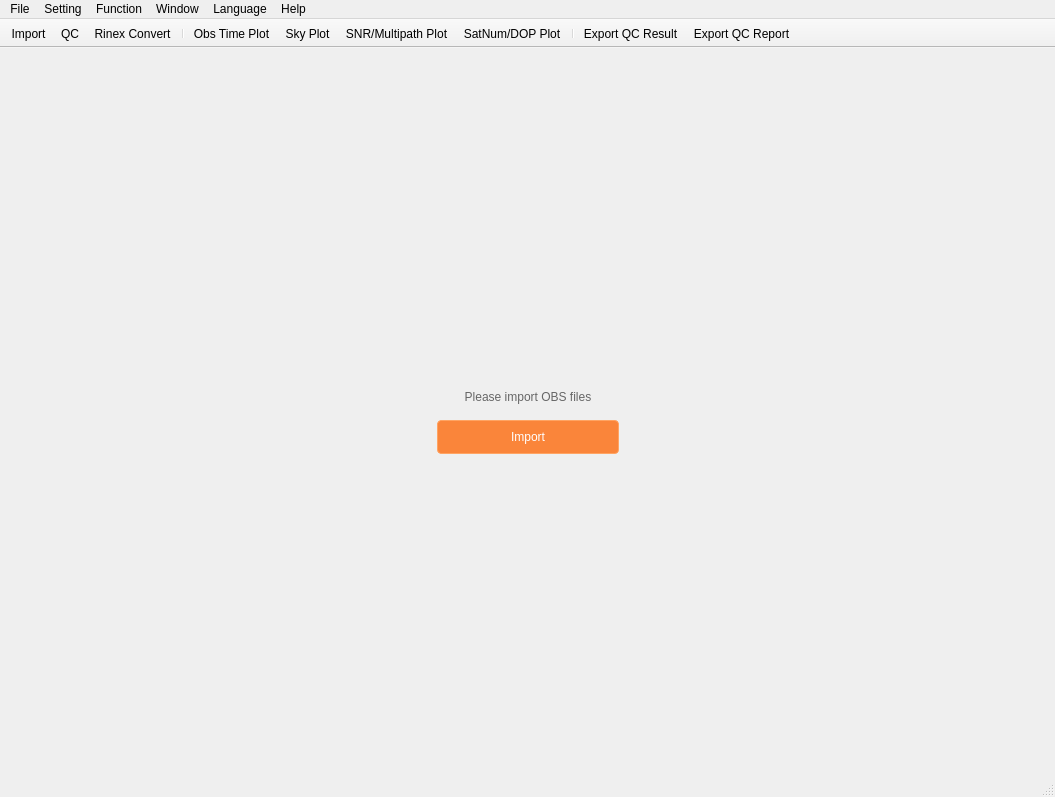
Qt form src/VeriQC_UI/MainWindow.ui (chcnav-gnss/VeriQC) before a commit.
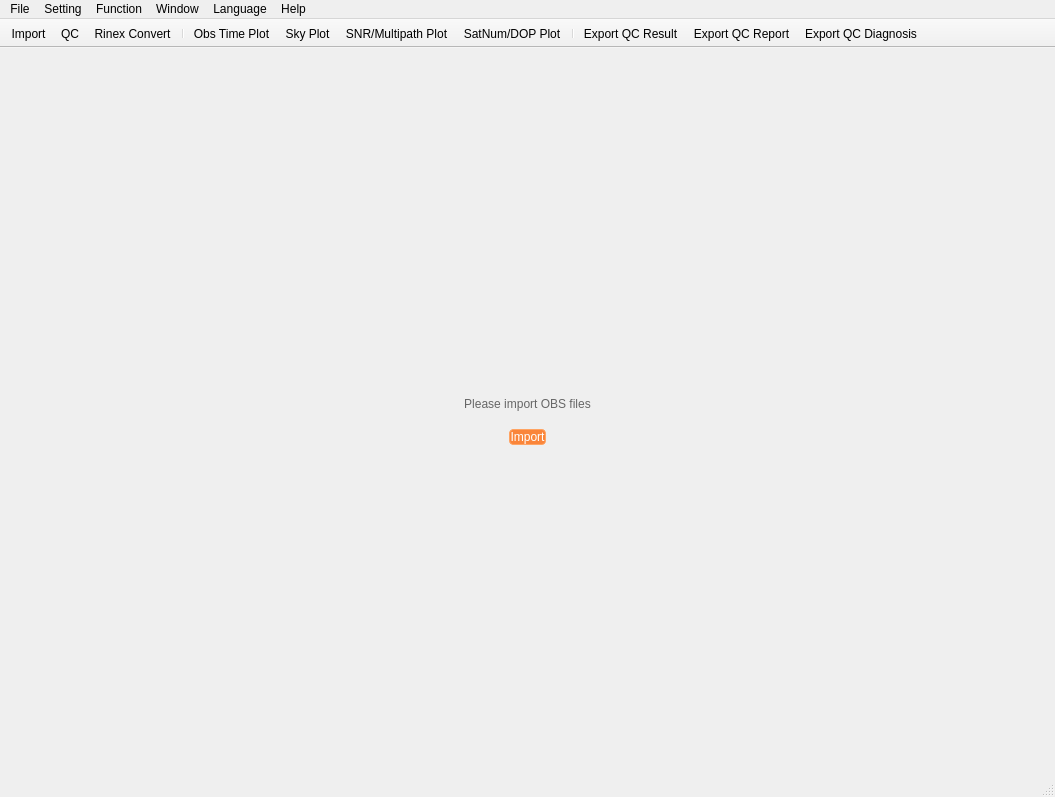
The same form after that commit. Icons and pictures are not drawn. Custom widgets are drawn as their Qt base class.

Commit message:
Release V1.0.17.0: add QC diagnosis, config file editors, XW1 support
Sync public source from internal release V1.0.17.0.

- Add QC diagnosis subsystem (QCDiagnose*)
- Add QC / RINEX conversion config file editors
- Add XW1 (SatNet LEO) support
- Update source to V1.0.17.0
- Add release notes and updated user manual
- Add sanitized example configuration files

The edit to the form file:
```diff
--- a/src/VeriQC_UI/MainWindow.ui
+++ b/src/VeriQC_UI/MainWindow.ui
@@ -74,6 +74,9 @@
             <property name="pixmap">
              <pixmap resource="Resource.qrc">:/icons/Resources/Icons/ImportPage.png</pixmap>
             </property>
+            <property name="alignment">
+             <set>Qt::AlignCenter</set>
+            </property>
            </widget>
           </item>
           <item>
@@ -135,8 +138,8 @@
                <cursorShape>PointingHandCursor</cursorShape>
               </property>
               <property name="styleSheet">
-               <string notr="true">width: 180px;
-height: 32px;
+               <string notr="true">width: 11.25em;
+height: 2em;
 background: #fa853a;
 border: 1px solid #ffa463;
 border-radius: 4px;
@@ -343,6 +346,7 @@
    <addaction name="separator"/>
    <addaction name="actionExportQCResult"/>
    <addaction name="actionExportQCReport"/>
+   <addaction name="actionExportQCDiagnose"/>
   </widget>
   <action name="actionQCSetting">
    <property name="text">
@@ -484,6 +488,16 @@
     <string>Export QC Report</string>
    </property>
   </action>
+  <action name="actionExportQCDiagnose">
+   <property name="icon">
+    <iconset resource="Resource.qrc">
+     <normaloff>:/icons/Resources/Icons/Report.png</normaloff>
+     <disabledoff>:/icons/Resources/Icons/Report_Disable.png</disabledoff>:/icons/Resources/Icons/Report.png</iconset>
+   </property>
+   <property name="text">
+    <string>Export QC Diagnosis</string>
+   </property>
+  </action>
  </widget>
  <customwidgets>
   <customwidget>
```
Left out of the diff: 20 changed lines with no effect on the pictures. The commit also changes 168 other files.
